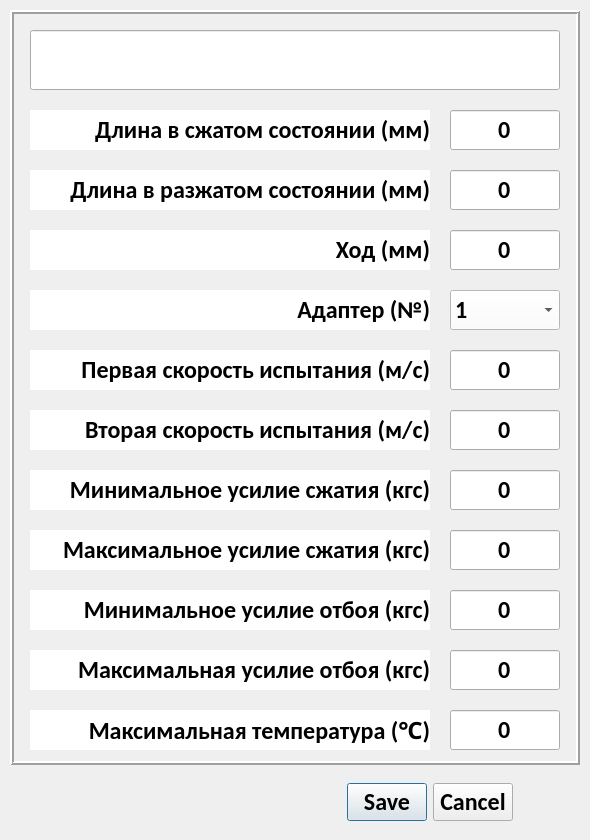
Old version of the form ui/my_dialog2.ui in the repository Skorikof/SPG-023MK.
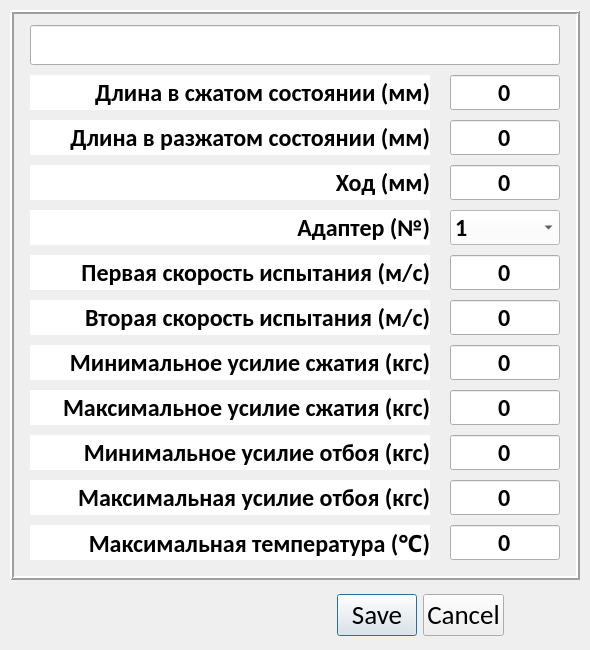
New version of the form.

The edit to the form file:
```diff
--- a/ui/my_dialog2.ui
+++ b/ui/my_dialog2.ui
@@ -7,7 +7,7 @@
     <x>0</x>
     <y>0</y>
     <width>590</width>
-    <height>840</height>
+    <height>650</height>
    </rect>
   </property>
   <property name="windowTitle">
@@ -16,18 +16,18 @@
   <widget class="QDialogButtonBox" name="buttonBox">
    <property name="geometry">
     <rect>
-     <x>280</x>
-     <y>780</y>
+     <x>270</x>
+     <y>590</y>
      <width>300</width>
-     <height>45</height>
+     <height>50</height>
     </rect>
    </property>
    <property name="font">
     <font>
      <family>Calibri</family>
-     <pointsize>18</pointsize>
-     <weight>75</weight>
-     <bold>true</bold>
+     <pointsize>20</pointsize>
+     <weight>50</weight>
+     <bold>false</bold>
     </font>
    </property>
    <property name="orientation">
@@ -46,7 +46,7 @@
      <x>10</x>
      <y>10</y>
      <width>570</width>
-     <height>755</height>
+     <height>570</height>
     </rect>
    </property>
    <property name="frameShape">
@@ -62,9 +62,9 @@
     <property name="geometry">
      <rect>
       <x>20</x>
-      <y>700</y>
+      <y>515</y>
       <width>400</width>
-      <height>40</height>
+      <height>35</height>
      </rect>
     </property>
     <property name="font">
@@ -92,9 +92,9 @@
     <property name="geometry">
      <rect>
       <x>20</x>
-      <y>460</y>
+      <y>335</y>
       <width>400</width>
-      <height>40</height>
+      <height>35</height>
      </rect>
     </property>
     <property name="font">
@@ -122,9 +122,9 @@
     <property name="geometry">
      <rect>
       <x>20</x>
-      <y>100</y>
+      <y>65</y>
       <width>400</width>
-      <height>40</height>
+      <height>35</height>
      </rect>
     </property>
     <property name="font">
@@ -152,9 +152,9 @@
     <property name="geometry">
      <rect>
       <x>20</x>
-      <y>580</y>
+      <y>425</y>
       <width>400</width>
-      <height>40</height>
+      <height>35</height>
      </rect>
     </property>
     <property name="font">
@@ -182,9 +182,9 @@
     <property name="geometry">
      <rect>
       <x>20</x>
-      <y>160</y>
+      <y>110</y>
       <width>400</width>
-      <height>40</height>
+      <height>35</height>
      </rect>
     </property>
     <property name="font">
@@ -212,9 +212,9 @@
     <property name="geometry">
      <rect>
       <x>20</x>
-      <y>520</y>
+      <y>380</y>
       <width>400</width>
-      <height>40</height>
+      <height>35</height>
      </rect>
     </property>
     <property name="font">
@@ -242,9 +242,9 @@
     <property name="geometry">
      <rect>
       <x>20</x>
-      <y>640</y>
+      <y>470</y>
       <width>400</width>
-      <height>40</height>
+      <height>35</height>
      </rect>
     </property>
     <property name="font">
@@ -272,9 +272,9 @@
     <property name="geometry">
      <rect>
       <x>20</x>
-      <y>220</y>
+      <y>155</y>
       <width>400</width>
-      <height>40</height>
+      <height>35</height>
      </rect>
     </property>
     <property name="font">
@@ -302,9 +302,9 @@
     <property name="geometry">
      <rect>
       <x>20</x>
-      <y>340</y>
+      <y>245</y>
       <width>400</width>
-      <height>40</height>
+      <height>35</height>
      </rect>
     </property>
     <property name="font">
@@ -332,9 +332,9 @@
     <property name="geometry">
      <rect>
       <x>20</x>
-      <y>400</y>
+      <y>290</y>
       <width>400</width>
-      <height>40</height>
+      <height>35</height>
      </rect>
     </property>
     <property name="font">
@@ -362,9 +362,9 @@
     <property name="geometry">
      <rect>
       <x>20</x>
-      <y>20</y>
+      <y>15</y>
       <width>530</width>
-      <height>60</height>
+      <height>40</height>
      </rect>
     </property>
     <property name="font">
@@ -383,9 +383,9 @@
     <property name="geometry">
      <rect>
       <x>440</x>
-      <y>100</y>
+      <y>65</y>
       <width>110</width>
-      <height>40</height>
+      <height>35</height>
      </rect>
     </property>
     <property name="font">
@@ -407,9 +407,9 @@
     <property name="geometry">
      <rect>
       <x>440</x>
-      <y>160</y>
+      <y>110</y>
       <width>110</width>
-      <height>40</height>
+      <height>35</height>
      </rect>
     </property>
     <property name="font">
@@ -431,9 +431,9 @@
     <property name="geometry">
      <rect>
       <x>440</x>
-      <y>220</y>
+      <y>155</y>
       <width>110</width>
-      <height>40</height>
+      <height>35</height>
      </rect>
     </property>
     <property name="font">
@@ -455,9 +455,9 @@
     <property name="geometry">
      <rect>
       <x>440</x>
-      <y>340</y>
+      <y>245</y>
       <width>110</width>
-      <height>40</height>
+      <height>35</height>
      </rect>
     </property>
     <property name="font">
@@ -479,9 +479,9 @@
     <property name="geometry">
      <rect>
       <x>440</x>
-      <y>400</y>
+      <y>290</y>
       <width>110</width>
-      <height>40</height>
+      <height>35</height>
      </rect>
     </property>
     <property name="font">
@@ -503,9 +503,9 @@
     <property name="geometry">
      <rect>
       <x>440</x>
-      <y>460</y>
+      <y>335</y>
       <width>110</width>
-      <height>40</height>
+      <height>35</height>
      </rect>
     </property>
     <property name="font">
@@ -527,9 +527,9 @@
     <property name="geometry">
      <rect>
       <x>440</x>
-      <y>520</y>
+      <y>380</y>
       <width>110</width>
-      <height>40</height>
+      <height>35</height>
      </rect>
     </property>
     <property name="font">
@@ -551,9 +551,9 @@
     <property name="geometry">
      <rect>
       <x>440</x>
-      <y>580</y>
+      <y>425</y>
       <width>110</width>
-      <height>40</height>
+      <height>35</height>
      </rect>
     </property>
     <property name="font">
@@ -575,9 +575,9 @@
     <property name="geometry">
      <rect>
       <x>440</x>
-      <y>640</y>
+      <y>470</y>
       <width>110</width>
-      <height>40</height>
+      <height>35</height>
      </rect>
     </property>
     <property name="font">
@@ -599,9 +599,9 @@
     <property name="geometry">
      <rect>
       <x>440</x>
-      <y>700</y>
+      <y>515</y>
       <width>110</width>
-      <height>40</height>
+      <height>35</height>
      </rect>
     </property>
     <property name="font">
@@ -623,9 +623,9 @@
     <property name="geometry">
      <rect>
       <x>20</x>
-      <y>280</y>
+      <y>200</y>
       <width>400</width>
-      <height>40</height>
+      <height>35</height>
      </rect>
     </property>
     <property name="font">
@@ -653,9 +653,9 @@
     <property name="geometry">
      <rect>
       <x>440</x>
-      <y>280</y>
+      <y>200</y>
       <width>110</width>
-      <height>40</height>
+      <height>35</height>
      </rect>
     </property>
     <property name="font">
```
